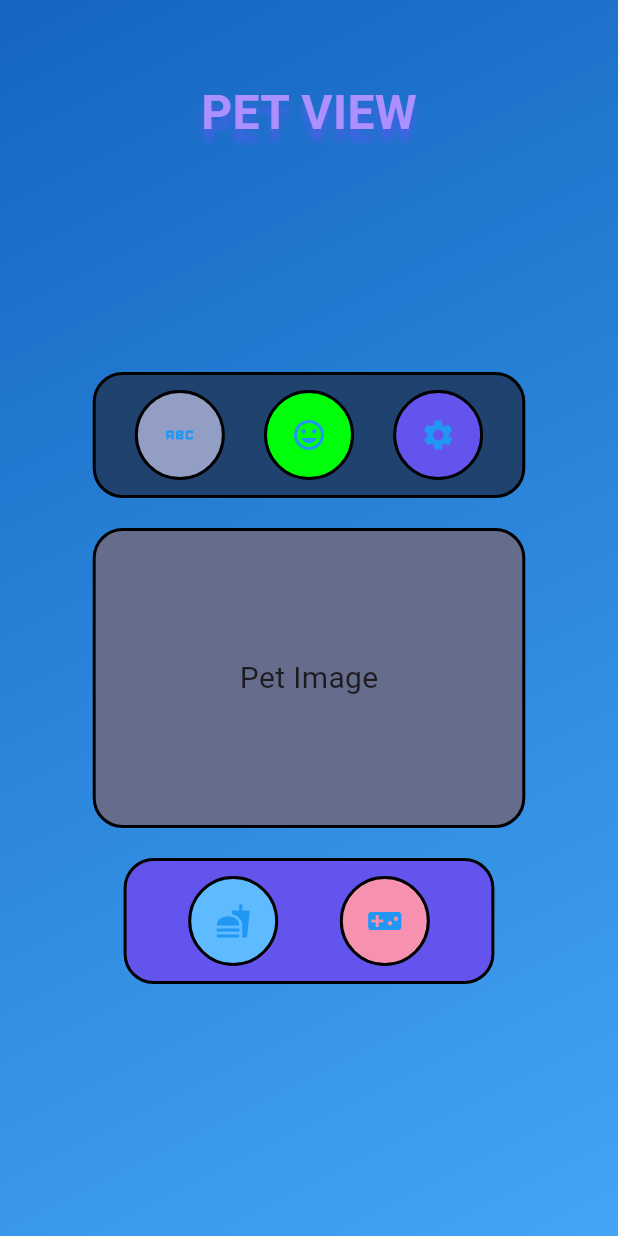
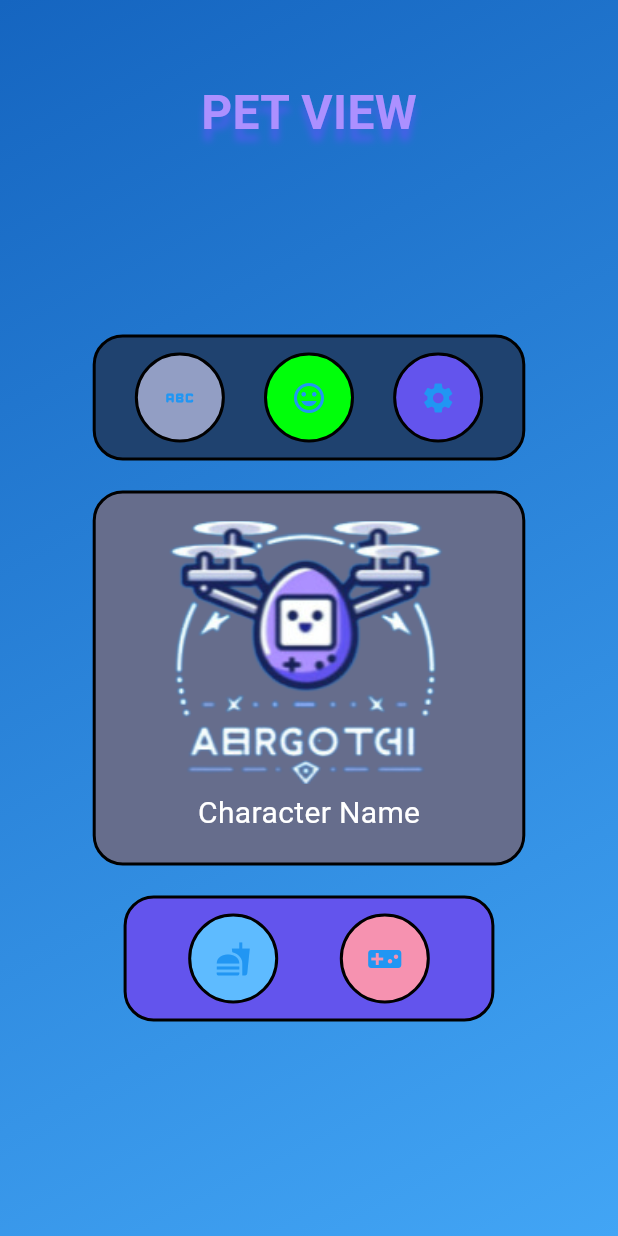
Before and after one commit to Inderjit-S/COMP-490, a Flutter app: the screen it shows after launch, on a phone screen of 412 x 824 dp. Run offline on Flutter 3.47's test engine with Material 3 defaults, Android fonts, the phone set to English and light mode, and no system bars; our stand-ins replace google_fonts.

Commit message:
updated petviewscreen with image and text

```diff
--- a/lib/reusable_widget/reusable_widget.dart
+++ b/lib/reusable_widget/reusable_widget.dart
@@ -9,6 +9,16 @@ Image logoWidget(String imageName) //Aerogotchi logo (change width and height to
     fit: BoxFit.cover,
     width:300,
     height:200,
+  );
+}
+
+Image SmallerlogoWidget(String imageName) //Aerogotchi logo (change width and height to resize)
+{
+  return Image.asset (
+    imageName,
+    fit: BoxFit.cover,
+    width:2250,
+    height:175,
   );
 }
 
--- a/lib/screen/petviewscreen.dart
+++ b/lib/screen/petviewscreen.dart
@@ -1,3 +1,4 @@
+import 'package:aerogotchi/reusable_widget/reusable_widget.dart';
 import 'package:aerogotchi/screen/settingscreen.dart';
 import 'package:flutter/material.dart';
 import 'package:aerogotchi/screen/dronecontrolscreen.dart';
@@ -143,14 +144,25 @@ class _PetViewScreenState extends State<PetViewScreen> {
         ),
       ),
       width: width,
-      height: 200,
+      height: 250, // Increased height to accommodate text
       alignment: Alignment.center,
-      child: Text(
-        'Pet Image',
-        style: TextStyle(fontSize: 20),
+      child: Column(
+        mainAxisAlignment: MainAxisAlignment.center,
+        children: [
+          SmallerlogoWidget("background_image/aerogotchi.png"), // Image widget
+          SizedBox(height: 5), // Spacer between image and text
+          Text(
+            'Character Name', // Add Character Name
+            style: TextStyle(
+              color: Colors.white,
+              fontSize: 20,
+            ),
+          ),
+        ],
       ),
     );
   }
+
 
   Container buildBottomActionBox({required double width}) {
     return Container(
```
